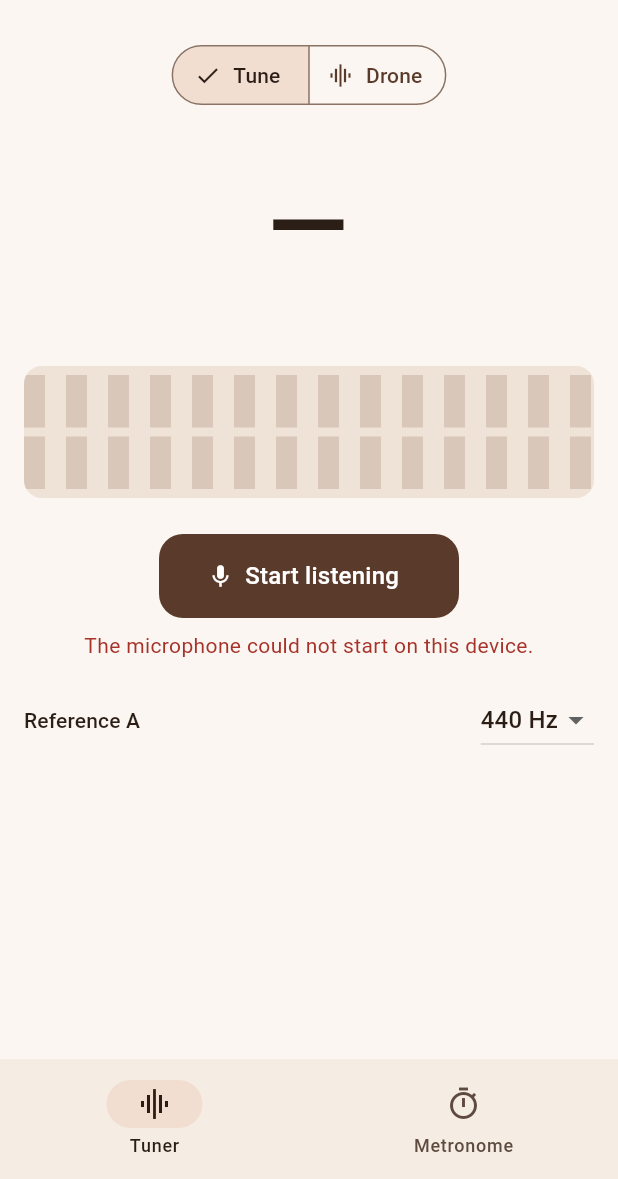
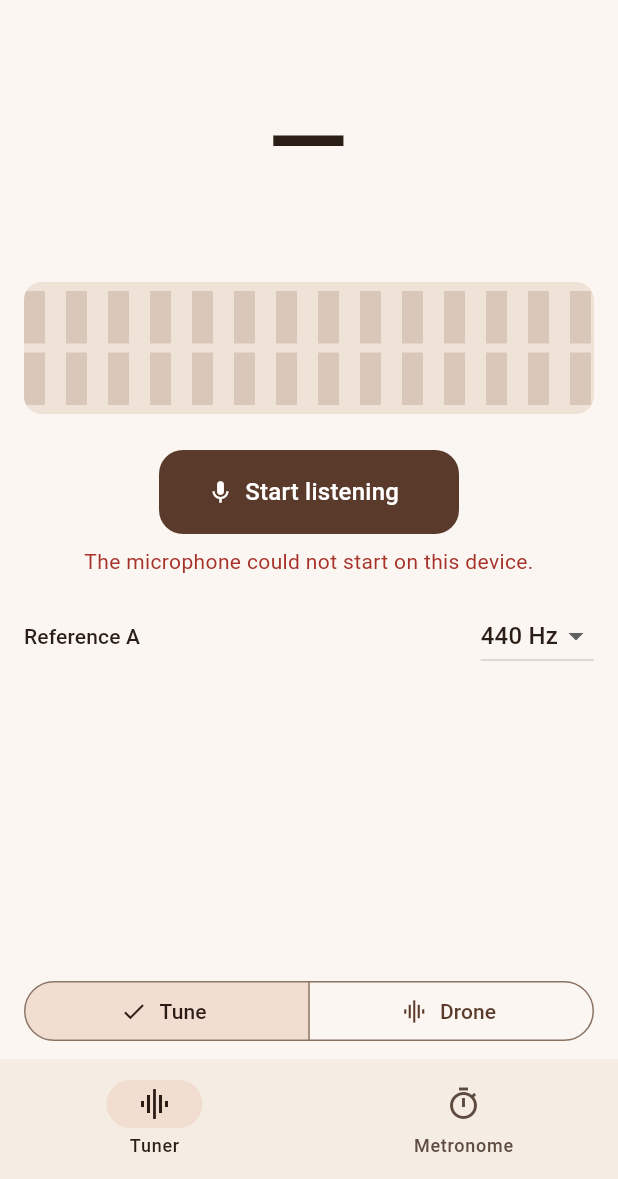
Before and after one commit to luigir86/Low-End, a Flutter app: the screen it shows after launch, on a phone screen of 412 x 824 dp, the part 57-1236 px from its top. Run offline on Flutter 3.47's test engine with Material 3 defaults, Android fonts, the phone set to English and light mode, and no system bars; missing offline and left inert: flutter_soloud, record.

Commit message:
Move the Tune | Drone switch to the bottom, next to the navigation bar
It sat at the top of the screen, far from the thumb and from the tabs it
belongs with; it now spans the width just above the navigation bar.

Co-Authored-By: Claude Opus 5.5 (1M context) <noreply@anthropic.com>
Claude-Session: https://claude.ai/code/session_01HEhopxjFATzqUkmTazJHfH

```diff
--- a/lib/features/tuner/tuner_screen.dart
+++ b/lib/features/tuner/tuner_screen.dart
@@ -18,9 +18,17 @@ class TunerScreen extends StatelessWidget {
       listenable: navigation,
       builder: (context, _) => Column(
         children: [
+          Expanded(
+            child: switch (navigation.tunerMode) {
+              AppSection.drone => const DronePanel(),
+              _ => const TunerPanel(),
+            },
+          ),
           Padding(
-            padding: const EdgeInsets.fromLTRB(16, 8, 16, 0),
+            padding: const EdgeInsets.fromLTRB(16, 4, 16, 8),
+            // Next to the navigation bar, within reach of the thumb.
             child: SegmentedButton<AppSection>(
+              expandedInsets: EdgeInsets.zero,
               segments: [
                 ButtonSegment(
                   value: AppSection.tuner,
@@ -37,12 +45,6 @@ class TunerScreen extends StatelessWidget {
               onSelectionChanged: (s) => navigation.open(s.first),
             ),
           ),
-          Expanded(
-            child: switch (navigation.tunerMode) {
-              AppSection.drone => const DronePanel(),
-              _ => const TunerPanel(),
-            },
-          ),
         ],
       ),
     );
```
